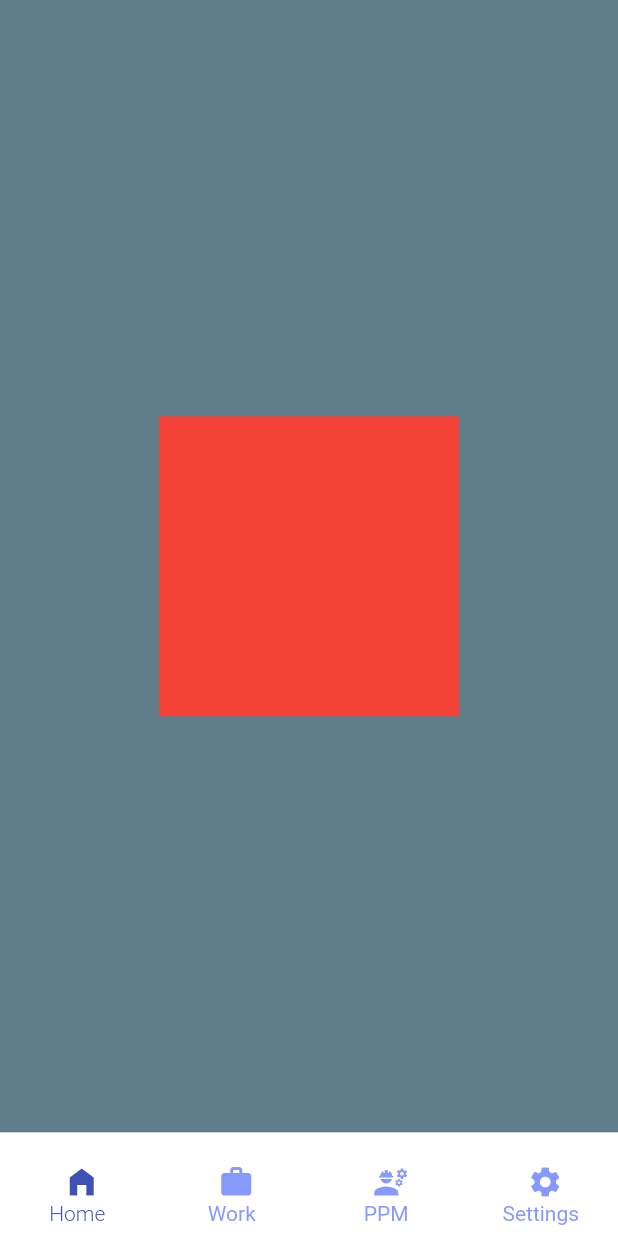
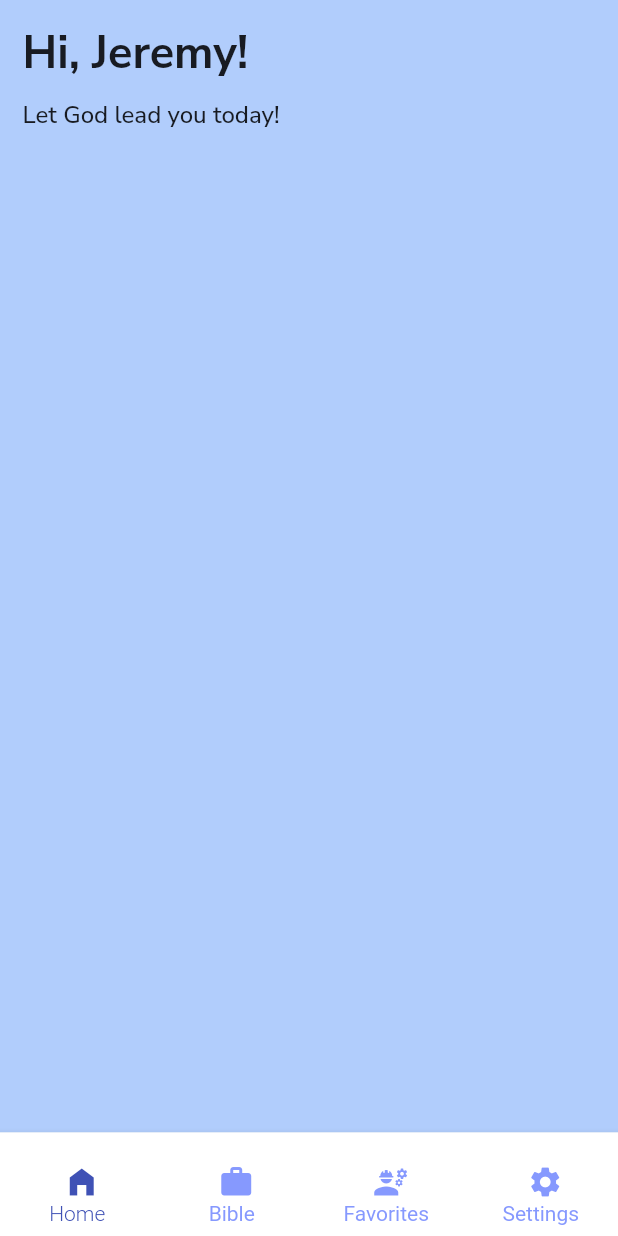
Before and after one commit to solomonium/Daily-Spiritual-Guide, a Flutter app: the screen it shows after launch, after a tap on "Sign In", on a phone screen of 412 x 824 dp. Run offline on Flutter 3.47's test engine with Material 2 defaults, Android fonts, the phone set to English and light mode, and no system bars; our stand-ins replace flutter_riverpod, google_fonts, validators.

Commit message:
signIn page ui complete and dashboard in progress

```diff
--- a/lib/nav_pages.dart
+++ b/lib/nav_pages.dart
@@ -14,8 +14,8 @@ class Dashboard extends StatefulWidget {
 class _DashboardState extends State<Dashboard> {
   List pages = const [
     HomePage(),
-    Page2(),
-    Page3(),
+    Bible(),
+    Favorites(),
     SettingsPage(),
   ];
 
@@ -50,49 +50,29 @@ class _DashboardState extends State<Dashboard> {
               icon: Padding(
                 padding: EdgeInsets.only(top: 14.0, bottom: 7),
                 child: SizedBox(
-                    width: 18, height: 18, child: Icon(Icons.home_filled)
-                    //  SvgPicture.asset(
-                    //   'assets/icons/home.svg',
-                    // )
-                    ),
+                    width: 18, height: 18, child: Icon(Icons.home_filled)),
               )),
           BottomNavigationBarItem(
-              label: "Work",
+              label: "Bible",
               icon: Padding(
                 padding: EdgeInsets.only(top: 14.0, bottom: 7),
-                child: SizedBox(width: 18, height: 18, child: Icon(Icons.work)
-                    // SvgPicture.asset(
-                    //   'assets/icons/work.svg',
-                    // )
-                    ),
+                child: SizedBox(width: 18, height: 18, child: Icon(Icons.work)),
               )),
-          // BottomNavigationBarItem(
-          //     label: "",
-          //     icon: Padding(
-          //       padding: const EdgeInsets.only(top: 14.0),
-          //       child: SizedBox(
-          //           width: 32,
-          //           height: 32,
-          //           child:
-          //               SvgPicture.asset('assets/icons/center-add-icon.svg')),
-          //     )),
           BottomNavigationBarItem(
-              label: "PPM",
+              label: "Favorites",
               icon: Padding(
                 padding: EdgeInsets.only(top: 14.0, bottom: 7),
                 child: SizedBox(
-                    width: 18, height: 18, child: Icon(Icons.engineering_sharp)
-                    // SvgPicture.asset('assets/icons/ppm.svg')
-                    ),
+                    width: 18,
+                    height: 18,
+                    child: Icon(Icons.engineering_sharp)),
               )),
           BottomNavigationBarItem(
               label: "Settings",
               icon: Padding(
                 padding: EdgeInsets.only(top: 14.0, bottom: 7),
-                child:
-                    SizedBox(width: 18, height: 18, child: Icon(Icons.settings)
-                        // SvgPicture.asset('assets/icons/settings.svg')
-                        ),
+                child: SizedBox(
+                    width: 18, height: 18, child: Icon(Icons.settings)),
               )),
         ],
       ),
--- a/lib/presentations/homepage.dart
+++ b/lib/presentations/homepage.dart
@@ -1,4 +1,7 @@
 import 'package:flutter/material.dart';
+import 'package:spiritual_daily_guide/widgets/app_large_text.dart';
+import 'package:spiritual_daily_guide/widgets/app_text.dart';
+import 'package:spiritual_daily_guide/widgets/helper_tools.dart';
 
 class HomePage extends StatefulWidget {
   const HomePage({Key? key}) : super(key: key);
@@ -11,15 +14,19 @@ class _HomePageState extends State<HomePage> {
   @override
   Widget build(BuildContext context) {
     return Scaffold(
-      backgroundColor: Colors.blueGrey,
-      body: Center(
-        child: Container(
-          width: 200,
-          height: 200,
-          color: Colors.red,
-          child: Column(),
-        ),
-      ),
-    );
+        backgroundColor: Colors.blueAccent.withOpacity(0.4),
+        body: SafeArea(
+          child: Padding(
+            padding: const EdgeInsets.all(15.0),
+            child: Column(
+              crossAxisAlignment: CrossAxisAlignment.start,
+              children: [
+                AppLargeText(text: 'Hi, Jeremy!'),
+                addVerticalSpace(10),
+                AppText(text: 'Let God lead you today!')
+              ],
+            ),
+          ),
+        ));
   }
 }
--- a/lib/presentations/page_2.dart
+++ b/lib/presentations/page_2.dart
@@ -2,14 +2,14 @@ import 'package:flutter/material.dart';
 import 'package:flutter/src/foundation/key.dart';
 import 'package:flutter/src/widgets/framework.dart';
 
-class Page2 extends StatefulWidget {
-  const Page2({Key? key}) : super(key: key);
+class Bible extends StatefulWidget {
+  const Bible({Key? key}) : super(key: key);
 
   @override
-  State<Page2> createState() => _Page2State();
+  State<Bible> createState() => _BibleState();
 }
 
-class _Page2State extends State<Page2> {
+class _BibleState extends State<Bible> {
   @override
   Widget build(BuildContext context) {
     return const Scaffold(
--- a/lib/presentations/page_3.dart
+++ b/lib/presentations/page_3.dart
@@ -2,14 +2,14 @@ import 'package:flutter/material.dart';
 import 'package:flutter/src/foundation/key.dart';
 import 'package:flutter/src/widgets/framework.dart';
 
-class Page3 extends StatefulWidget {
-  const Page3({Key? key}) : super(key: key);
+class Favorites extends StatefulWidget {
+  const Favorites({Key? key}) : super(key: key);
 
   @override
-  State<Page3> createState() => _Page3State();
+  State<Favorites> createState() => _FavoritesState();
 }
 
-class _Page3State extends State<Page3> {
+class _FavoritesState extends State<Favorites> {
   @override
   Widget build(BuildContext context) {
     return const Scaffold(
```
